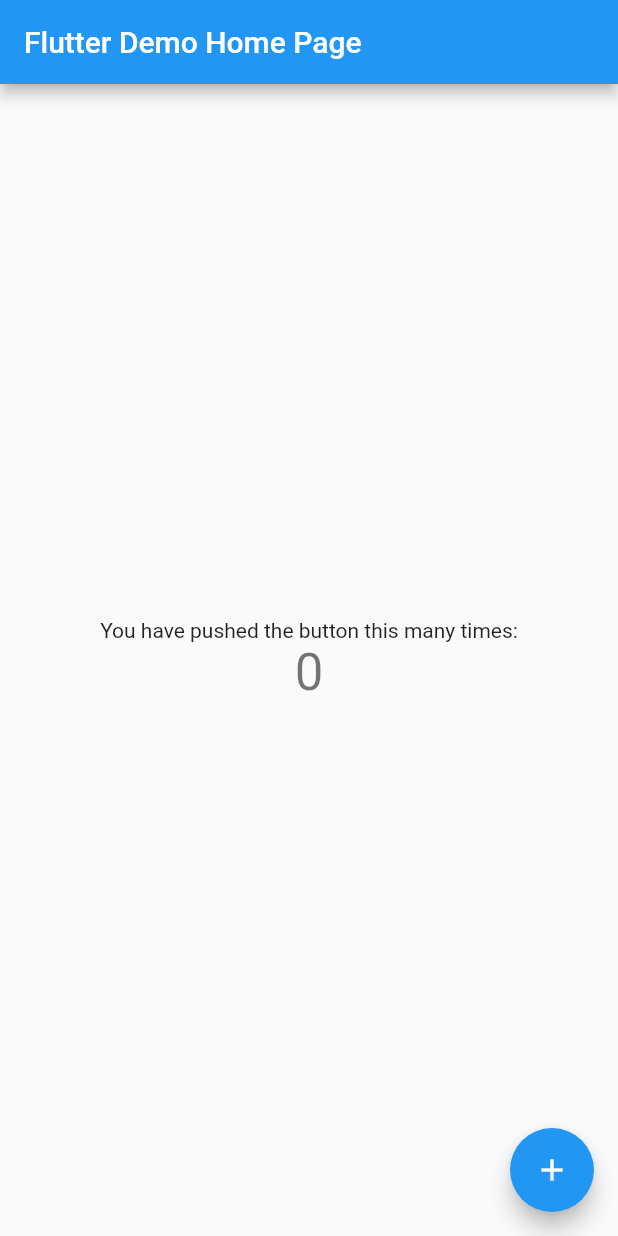
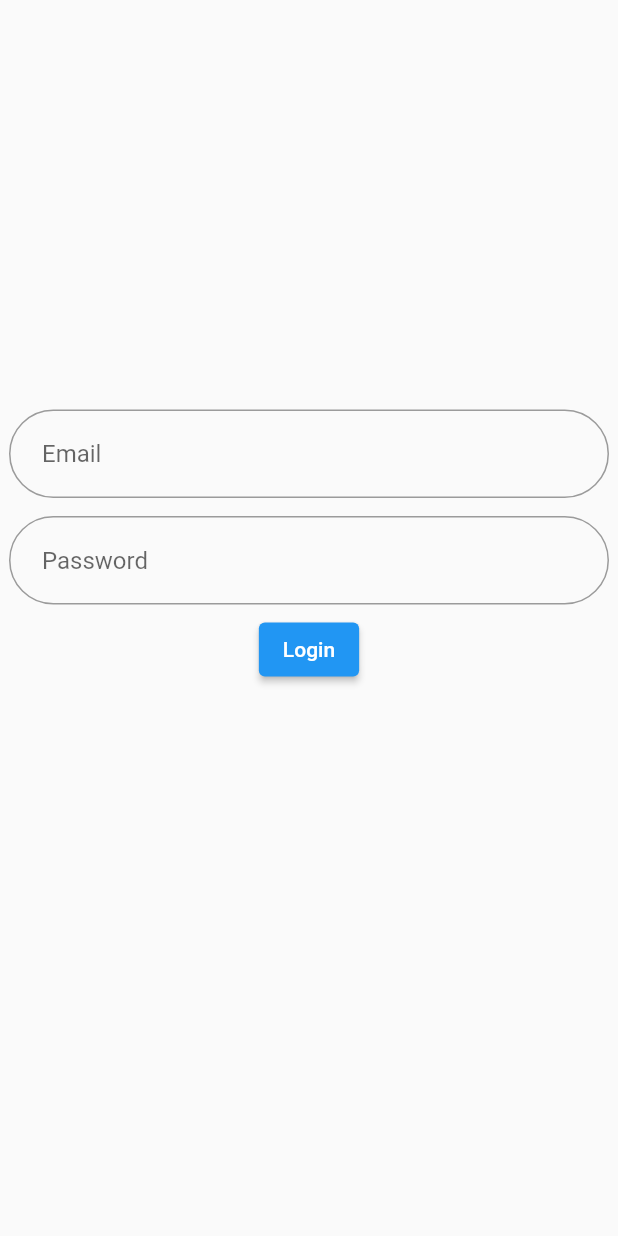
Before and after one commit to askabdulhaseeb/my-portfolio-admin, a Flutter app: the screen it shows after launch, on a phone screen of 412 x 824 dp. Run offline on Flutter 3.47's test engine with Material 2 defaults, Android fonts, the phone set to English and light mode, and no system bars.

Commit message:
create login screen

```diff
--- a/lib/main.dart
+++ b/lib/main.dart
@@ -1,113 +1,19 @@
 import 'package:flutter/material.dart';
+import 'package:portfolio_admin/screens/login_screen/login_screen.dart';
 
 void main() {
   runApp(MyApp());
 }
 
 class MyApp extends StatelessWidget {
-  // This widget is the root of your application.
   @override
   Widget build(BuildContext context) {
     return MaterialApp(
       title: 'Flutter Demo',
       theme: ThemeData(
-        // This is the theme of your application.
-        //
-        // Try running your application with "flutter run". You'll see the
-        // application has a blue toolbar. Then, without quitting the app, try
-        // changing the primarySwatch below to Colors.green and then invoke
-        // "hot reload" (press "r" in the console where you ran "flutter run",
-        // or simply save your changes to "hot reload" in a Flutter IDE).
-        // Notice that the counter didn't reset back to zero; the application
-        // is not restarted.
         primarySwatch: Colors.blue,
       ),
-      home: MyHomePage(title: 'Flutter Demo Home Page'),
+      home: LoginScreen(),
     );
   }
 }
-
-class MyHomePage extends StatefulWidget {
-  MyHomePage({Key? key, required this.title}) : super(key: key);
-
-  // This widget is the home page of your application. It is stateful, meaning
-  // that it has a State object (defined below) that contains fields that affect
-  // how it looks.
-
-  // This class is the configuration for the state. It holds the values (in this
-  // case the title) provided by the parent (in this case the App widget) and
-  // used by the build method of the State. Fields in a Widget subclass are
-  // always marked "final".
-
-  final String title;
-
-  @override
-  _MyHomePageState createState() => _MyHomePageState();
-}
-
-class _MyHomePageState extends State<MyHomePage> {
-  int _counter = 0;
-
-  void _incrementCounter() {
-    setState(() {
-      // This call to setState tells the Flutter framework that something has
-      // changed in this State, which causes it to rerun the build method below
-      // so that the display can reflect the updated values. If we changed
-      // _counter without calling setState(), then the build method would not be
-      // called again, and so nothing would appear to happen.
-      _counter++;
-    });
-  }
-
-  @override
-  Widget build(BuildContext context) {
-    // This method is rerun every time setState is called, for instance as done
-    // by the _incrementCounter method above.
-    //
-    // The Flutter framework has been optimized to make rerunning build methods
-    // fast, so that you can just rebuild anything that needs updating rather
-    // than having to individually change instances of widgets.
-    return Scaffold(
-      appBar: AppBar(
-        // Here we take the value from the MyHomePage object that was created by
-        // the App.build method, and use it to set our appbar title.
-        title: Text(widget.title),
-      ),
-      body: Center(
-        // Center is a layout widget. It takes a single child and positions it
-        // in the middle of the parent.
-        child: Column(
-          // Column is also a layout widget. It takes a list of children and
-          // arranges them vertically. By default, it sizes itself to fit its
-          // children horizontally, and tries to be as tall as its parent.
-          //
-          // Invoke "debug painting" (press "p" in the console, choose the
-          // "Toggle Debug Paint" action from the Flutter Inspector in Android
-          // Studio, or the "Toggle Debug Paint" command in Visual Studio Code)
-          // to see the wireframe for each widget.
-          //
-          // Column has various properties to control how it sizes itself and
-          // how it positions its children. Here we use mainAxisAlignment to
-          // center the children vertically; the main axis here is the vertical
-          // axis because Columns are vertical (the cross axis would be
-          // horizontal).
-          mainAxisAlignment: MainAxisAlignment.center,
-          children: <Widget>[
-            Text(
-              'You have pushed the button this many times:',
-            ),
-            Text(
-              '$_counter',
-              style: Theme.of(context).textTheme.headline4,
-            ),
-          ],
-        ),
-      ),
-      floatingActionButton: FloatingActionButton(
-        onPressed: _incrementCounter,
-        tooltip: 'Increment',
-        child: Icon(Icons.add),
-      ), // This trailing comma makes auto-formatting nicer for build methods.
-    );
-  }
-}
--- /dev/null
+++ b/lib/screens/login_screen/login_screen.dart
@@ -0,0 +1,37 @@
+import 'package:flutter/material.dart';
+import 'package:portfolio_admin/screens/widgets/customiz_text_form_field.dart';
+
+class LoginScreen extends StatefulWidget {
+  static const routeName = '/LoginScreen';
+  const LoginScreen({Key? key}) : super(key: key);
+  @override
+  _LoginScreenState createState() => _LoginScreenState();
+}
+
+class _LoginScreenState extends State<LoginScreen> {
+  final TextEditingController _email = TextEditingController();
+  final TextEditingController _password = TextEditingController();
+  final GlobalKey<FormState> _globalKey = GlobalKey<FormState>();
+
+  @override
+  Widget build(BuildContext context) {
+    return Scaffold(
+      body: Form(
+        key: _globalKey,
+        child: Column(
+          mainAxisAlignment: MainAxisAlignment.center,
+          crossAxisAlignment: CrossAxisAlignment.center,
+          children: [
+            CustomizeTextFormField(hint: 'Email', controller: _email),
+            CustomizeTextFormField(hint: 'Password', controller: _password),
+            ElevatedButton(
+              onPressed: () {},
+              child: Text('Login'),
+            ),
+            const SizedBox(height: 100),
+          ],
+        ),
+      ),
+    );
+  }
+}
--- /dev/null
+++ b/lib/screens/main_screen.dart
@@ -0,0 +1,10 @@
+import 'package:flutter/material.dart';
+
+class MainScreen extends StatelessWidget {
+  const MainScreen({Key? key}) : super(key: key);
+
+  @override
+  Widget build(BuildContext context) {
+    return Container();
+  }
+}
--- /dev/null
+++ b/lib/screens/widgets/customiz_text_form_field.dart
@@ -0,0 +1,65 @@
+import 'package:flutter/material.dart';
+
+class CustomizeTextFormField extends StatefulWidget {
+  final String? hint;
+  final TextEditingController controller;
+  final TextInputAction? textInputAction;
+  final TextInputType? keyboardType;
+  final bool? autoFocus;
+  final bool? isPassword;
+  const CustomizeTextFormField({
+    Key? key,
+    required this.hint,
+    required this.controller,
+    this.textInputAction = TextInputAction.next,
+    this.keyboardType = TextInputType.text,
+    this.autoFocus = false,
+    this.isPassword = false,
+  }) : super(key: key);
+
+  @override
+  _CustomizeTextFormFieldState createState() => _CustomizeTextFormFieldState();
+}
+
+class _CustomizeTextFormFieldState extends State<CustomizeTextFormField> {
+  void _onListener() => setState(() {});
+  @override
+  void initState() {
+    widget.controller.addListener(_onListener);
+    super.initState();
+  }
+
+  @override
+  void dispose() {
+    widget.controller.removeListener(_onListener);
+    super.dispose();
+  }
+
+  @override
+  Widget build(BuildContext context) {
+    return Center(
+      child: Container(
+        width:
+            (MediaQuery.of(context).size.width > 500) ? 300 : double.infinity,
+        margin: const EdgeInsets.all(6),
+        child: TextFormField(
+          controller: widget.controller,
+          autofocus: widget.autoFocus!,
+          obscureText: widget.isPassword!,
+          keyboardType: widget.keyboardType,
+          textInputAction: widget.textInputAction,
+          decoration: InputDecoration(
+            hintText: widget.hint,
+            border: OutlineInputBorder(borderRadius: BorderRadius.circular(40)),
+            prefix: SizedBox(width: 10),
+            suffixIcon: (widget.controller.text.isEmpty)
+                ? SizedBox()
+                : IconButton(
+                    onPressed: () => widget.controller.clear(),
+                    icon: const Icon(Icons.clear_sharp)),
+          ),
+        ),
+      ),
+    );
+  }
+}
```
